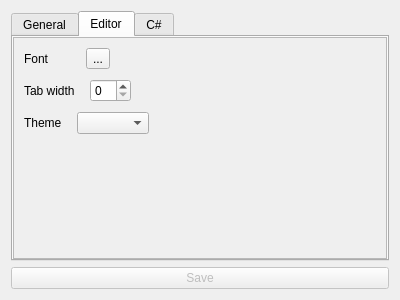
Qt form src/ui/settingsform.ui (BowDown097/DecompIL) before a commit.
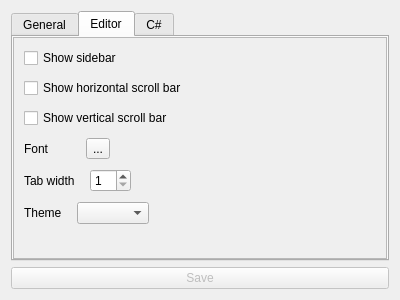
The same form after that commit. The open tabs and pages were chosen to show the change.

Commit message: Add settings for editor scrollbars and sidebar

The edit to the form file:
```diff
--- a/src/ui/settingsform.ui
+++ b/src/ui/settingsform.ui
@@ -147,8 +147,8 @@
            <rect>
             <x>0</x>
             <y>0</y>
-            <width>376</width>
-            <height>124</height>
+            <width>362</width>
+            <height>226</height>
            </rect>
           </property>
           <property name="sizePolicy">
@@ -173,6 +173,27 @@
            <property name="bottomMargin">
             <number>10</number>
            </property>
+           <item>
+            <widget class="QCheckBox" name="showSidebar">
+             <property name="text">
+              <string>Show sidebar</string>
+             </property>
+            </widget>
+           </item>
+           <item>
+            <widget class="QCheckBox" name="showScrollBarH">
+             <property name="text">
+              <string>Show horizontal scroll bar</string>
+             </property>
+            </widget>
+           </item>
+           <item>
+            <widget class="QCheckBox" name="showScrollBarV">
+             <property name="text">
+              <string>Show vertical scroll bar</string>
+             </property>
+            </widget>
+           </item>
            <item>
             <layout class="QHBoxLayout" name="horizontalLayout_2">
              <property name="spacing">
@@ -228,6 +249,9 @@
              </item>
              <item>
               <widget class="QSpinBox" name="editorTabWidthSpin">
+               <property name="minimum">
+                <number>1</number>
+               </property>
                <property name="maximum">
                 <number>16</number>
                </property>
```
The commit also changes 11 other files.
